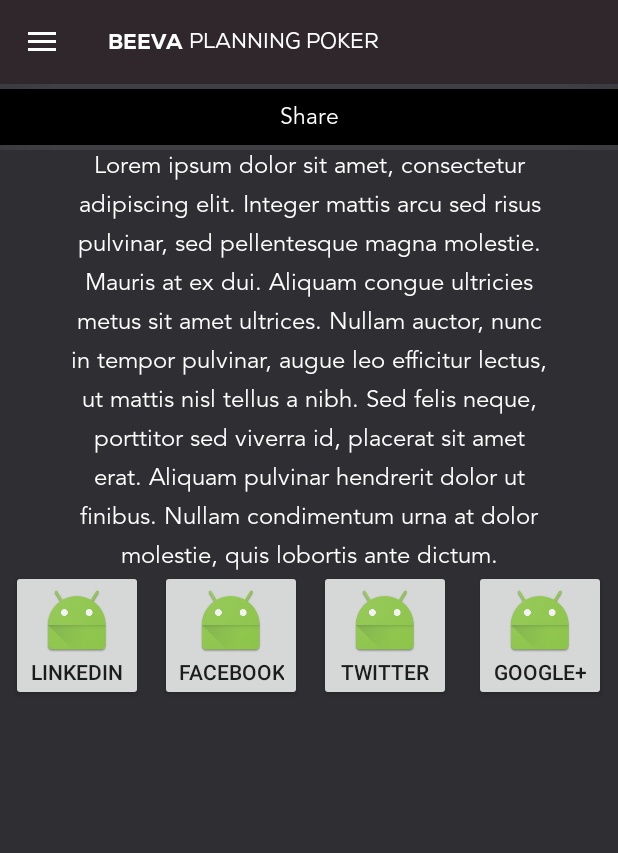
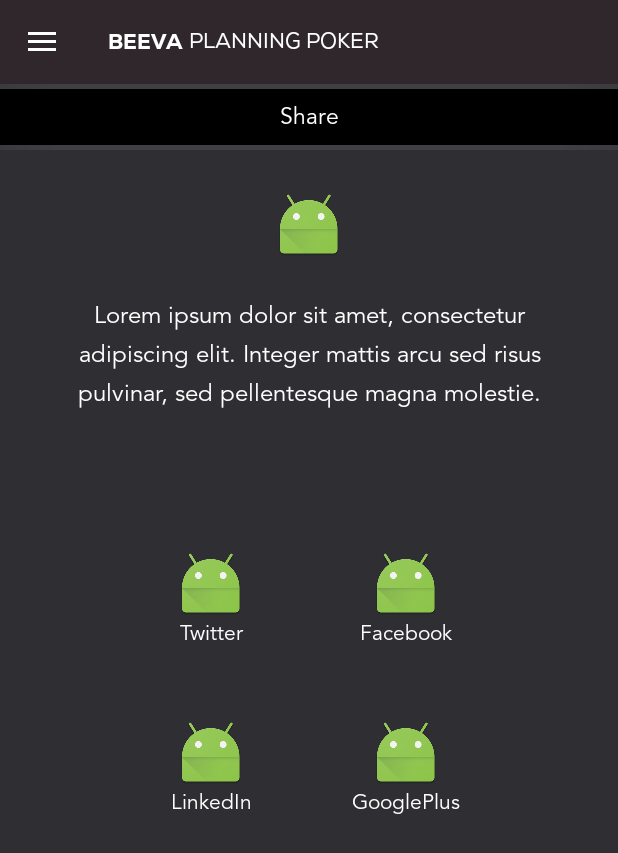
Before and after one commit to juanunix/planningpoker-android, an Android app: the fragment ShareFragment placed in its activity, on a phone screen of 412 x 824 dp. Shown: the top 853 px of the screen. Run offline under Robolectric (Android 15) with nearby library versions, the phone set to English and light mode, and no system bars; our stand-ins replace ButterKnife, Dagger/Hilt's generated code.

Commit message:
Fix dimens and design

```diff
--- a/app/src/main/res/layout/fragment_about_app.xml
+++ b/app/src/main/res/layout/fragment_about_app.xml
@@ -8,11 +8,21 @@
     >
   <include layout="@layout/item_layout_header_title"/>
 
+  <Space
+      android:layout_width="wrap_content"
+      android:layout_height="26dp"
+      />
+
   <ImageView
       android:layout_width="wrap_content"
       android:layout_height="wrap_content"
       android:layout_gravity="center"
       android:src="@mipmap/ic_launcher"
+      />
+
+  <Space
+      android:layout_width="wrap_content"
+      android:layout_height="26dp"
       />
 
   <com.beeva.corporate.TextView
--- a/app/src/main/res/layout/fragment_share.xml
+++ b/app/src/main/res/layout/fragment_share.xml
@@ -18,18 +18,40 @@
         android:orientation="vertical"
         >
 
+      <Space
+          android:layout_width="wrap_content"
+          android:layout_height="26dp"
+          />
+
+      <ImageView
+          android:layout_width="wrap_content"
+          android:layout_height="wrap_content"
+          android:layout_gravity="center"
+          android:src="@mipmap/ic_launcher"
+          />
+
+      <Space
+          android:layout_width="wrap_content"
+          android:layout_height="26dp"
+          />
+
       <com.beeva.corporate.TextView
           android:id="@+id/txtShare"
           android:layout_width="match_parent"
           android:layout_height="match_parent"
           android:lineSpacingExtra="10dp"
-          android:paddingLeft="45dp"
-          android:paddingRight="45dp"
+          android:paddingLeft="25dp"
+          android:paddingRight="25dp"
           android:scrollbars="horizontal"
-          android:text="@string/lorem.long"
+          android:text="@string/lorem.short"
           android:textAlignment="center"
           android:textSize="16sp"
           style="@style/TextView"
+          />
+
+      <Space
+          android:layout_width="wrap_content"
+          android:layout_height="70dp"
           />
 
       <include layout="@layout/item_layout_share_social"/>
--- a/app/src/main/res/layout/item_layout_share_social.xml
+++ b/app/src/main/res/layout/item_layout_share_social.xml
@@ -1,70 +1,51 @@
 <?xml version="1.0" encoding="utf-8"?>
-<LinearLayout xmlns:android="http://schemas.android.com/apk/res/android"
+<RelativeLayout xmlns:android="http://schemas.android.com/apk/res/android"
     android:layout_width="match_parent"
     android:layout_height="wrap_content"
-    android:orientation="horizontal"
     >
 
-  <LinearLayout
-      android:layout_width="0dp"
+  <GridLayout xmlns:android="http://schemas.android.com/apk/res/android"
+      android:layout_width="wrap_content"
       android:layout_height="wrap_content"
-      android:layout_weight="1"
-      android:gravity="center"
+      android:layout_centerInParent="true"
+      android:columnCount="2"
       >
-    <Button
+
+    <com.beeva.corporate.Button
+        android:id="@+id/btnTwitter"
+        android:layout_width="wrap_content"
+        android:layout_height="wrap_content"
+        android:drawableTop="@mipmap/ic_launcher"
+        android:text="@string/label.share.twitter"
+        style="@style/Button.Share"
+        />
+
+    <com.beeva.corporate.Button
+        android:id="@+id/btnFacebook"
+        android:layout_width="wrap_content"
+        android:layout_height="wrap_content"
+        android:drawableTop="@mipmap/ic_launcher"
+        android:text="@string/label.share.facebook"
+        style="@style/Button.Share"
+        />
+
+    <com.beeva.corporate.Button
         android:id="@+id/btnLinkedIn"
         android:layout_width="wrap_content"
         android:layout_height="wrap_content"
         android:drawableTop="@mipmap/ic_launcher"
         android:text="@string/label.share.linkedin"
+        style="@style/Button.Share"
         />
-  </LinearLayout>
 
-  <LinearLayout
-      android:layout_width="0dp"
-      android:layout_height="wrap_content"
-      android:layout_weight="1"
-      android:gravity="center"
-      >
-    <Button
-        android:id="@+id/btnFacebook"
-        android:layout_width="wrap_content"
-        android:layout_height="wrap_content"
-        android:drawableTop="@mipmap/ic_launcher"
-        android:text="@string/label.share.facebook"
-        />
-  </LinearLayout>
-
-  <LinearLayout
-      android:layout_width="0dp"
-      android:layout_height="wrap_content"
-      android:layout_weight="1"
-      android:gravity="center"
-
-      >
-    <Button
-        android:id="@+id/btnTwitter"
-        android:layout_width="wrap_content"
-        android:layout_height="wrap_content"
-        android:drawableTop="@mipmap/ic_launcher"
-        android:text="@string/label.share.twitter"
-        />
-  </LinearLayout>
-
-  <LinearLayout
-      android:layout_width="0dp"
-      android:layout_height="wrap_content"
-      android:layout_weight="1"
-      android:gravity="center"
-
-      >
-    <Button
+    <com.beeva.corporate.Button
         android:id="@+id/btnGoogle"
         android:layout_width="wrap_content"
         android:layout_height="wrap_content"
         android:drawableTop="@mipmap/ic_launcher"
         android:text="@string/label.share.google"
+        style="@style/Button.Share"
         />
-  </LinearLayout>
 
-</LinearLayout>
+  </GridLayout>
+</RelativeLayout>
--- a/app/src/main/res/values/strings.xml
+++ b/app/src/main/res/values/strings.xml
@@ -51,7 +51,7 @@
   <string name="label.share.linkedin">LinkedIn</string>
   <string name="label.share.facebook">Facebook</string>
   <string name="label.share.twitter">Twitter</string>
-  <string name="label.share.google">Google+</string>
+  <string name="label.share.google">GooglePlus</string>
   <string name="packageName.share.linkedin">com.linkedin.android</string>
   <string name="packageName.share.facebook">com.facebook.katana</string>
   <string name="packageName.share.twitter">com.twitter.android</string>
@@ -85,6 +85,7 @@
 
   <!-- Dummy Data-->
   <string name="lorem.title.short">Lorem ipsum</string>
+  <string name="lorem.short">Lorem ipsum dolor sit amet, consectetur adipiscing elit. Integer mattis arcu sed risus pulvinar, sed pellentesque magna molestie.</string>
   <string name="lorem.long">Lorem ipsum dolor sit amet, consectetur adipiscing elit. Integer mattis arcu sed risus pulvinar, sed pellentesque magna molestie. Mauris at ex dui. Aliquam congue ultricies metus sit amet ultrices. Nullam auctor, nunc in tempor pulvinar, augue leo efficitur lectus, ut mattis nisl tellus a nibh. Sed felis neque, porttitor sed viverra id, placerat sit amet erat. Aliquam pulvinar hendrerit dolor ut finibus. Nullam condimentum urna at dolor molestie, quis lobortis ante dictum.</string>
 
   <!-- Corporate Font Strings -->
--- a/app/src/main/res/values/styles.xml
+++ b/app/src/main/res/values/styles.xml
@@ -36,6 +36,15 @@
 
   <style name="Button">
     <item name="android:textColor">@color/beeva.texts.color.default</item>
+    <item name="font">@string/font.avenir.book</item>
+  </style>
+
+  <style name="Button.Share">
+    <item name="android:textColor">@color/beeva.texts.color.default</item>
+    <item name="android:background">@null</item>
+    <item name="android:textAllCaps">false</item>
+    <item name="android:minWidth">130dp</item>
+    <item name="android:padding">23dp</item>
     <item name="font">@string/font.avenir.book</item>
   </style>
 
```
